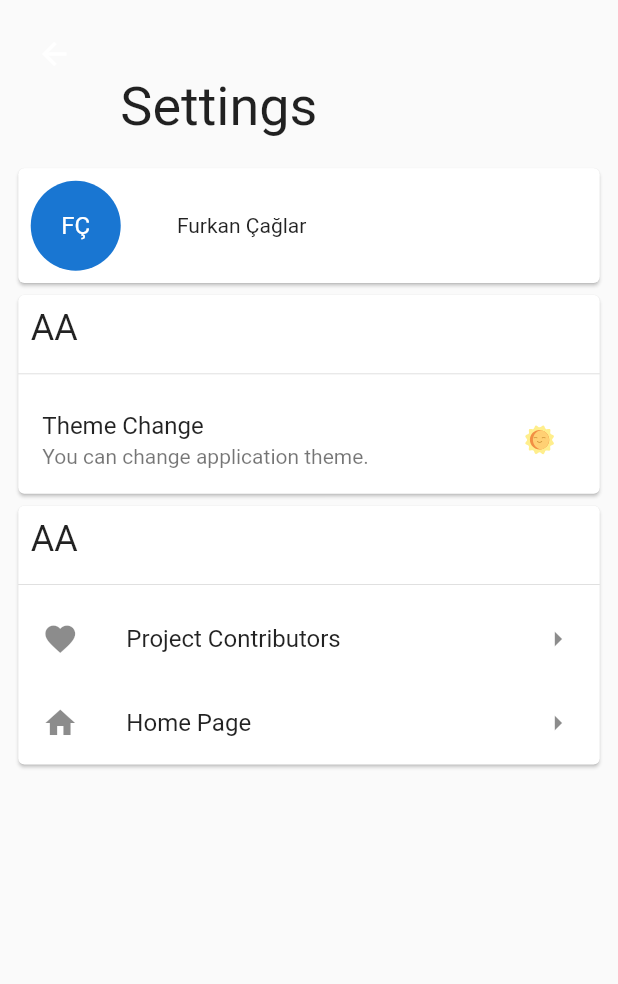
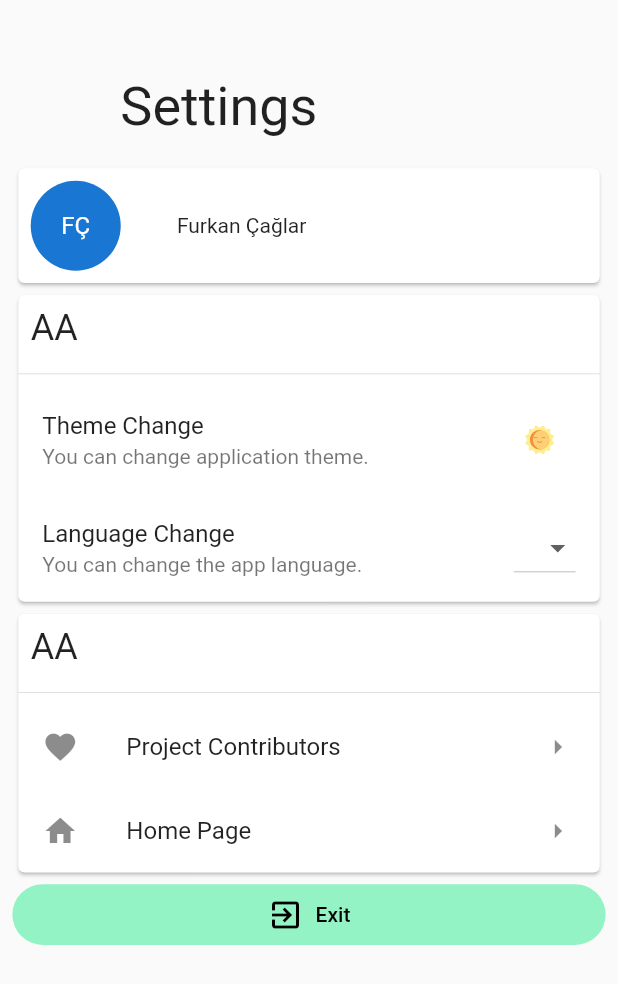
Before and after one commit to furkanagess/fullArchitectureApp, a Flutter app: the SettingsView screen opened directly, on a phone screen of 412 x 824 dp. Shown: the top 984 px of the screen. Run offline on Flutter 3.47's test engine with Material 2 defaults, Android fonts, the light colour scheme and no system bars; our stand-ins replace auto_size_text, flutter_mobx, flutter_svg, lottie, mobx; generated files the repository leaves out were written again.

Commit message:
settings_view

```diff
--- a/lib/main.dart
+++ b/lib/main.dart
@@ -15,7 +15,7 @@
     return MaterialApp(
       debugShowCheckedModeBanner: false,
       title: 'Material App',
-      home: OnBoardView(),
+      home: SettingsView(),
       theme: ThemeData.light(),
     );
   }
--- a/lib/view/settings/view/settings_view.dart
+++ b/lib/view/settings/view/settings_view.dart
@@ -28,7 +28,35 @@
             slivers: [
               buildSliverAppBar(context),
               buildCardUser(context, viewModel).toSliver,
-              buildCardHeader(context, viewModel,
+              buildCardHeaderCore(context, viewModel).toSliver,
+              buildCardAbout(context, viewModel).toSliver,
+              TextButton.icon(
+                style: ButtonStyle(
+                  shape: MaterialStateProperty.all(StadiumBorder()),
+                  padding: MaterialStateProperty.all(context.paddingLow),
+                  backgroundColor: MaterialStateProperty.all(
+                    context.colors.onPrimary.withOpacity(0.7),
+                  ),
+                ),
+                onPressed: () {},
+                icon: Icon(
+                  Icons.exit_to_app_outlined,
+                  color: context.colors.primary,
+                ),
+                label: Text(
+                  "Exit",
+                  style: TextStyle(color: context.colors.primary),
+                ),
+              ).toSliver,
+            ],
+          ),
+        ),
+      ),
+    );
+  }
+
+  Widget buildCardHeaderCore(BuildContext context, SettingsViewModel viewModel) {
+    return buildCardHeader(context, viewModel,
         children: [
           ListTile(
             title: Text(AppStrings.instance.theme),
@@ -43,15 +71,25 @@
               //       : Icon(Icons.wb_sunny),
             ),
           ),
+          ListTile(
+            title: Text("Language Change"),
+            subtitle: Text("You can change the app language."),
+            trailing: DropdownButton<int>(
+              items: [
+                DropdownMenuItem(
+                  child: Text("tr"),
+                  value: 1,
+                ),
+                DropdownMenuItem(
+                  child: Text("en"),
+                  value: 2,
+                ),
               ],
-                      title: "AA")
-                  .toSliver,
-              buildCardAbout(context, viewModel).toSliver,
-            ],
+              onChanged: (value) {},
             ),
           ),
-      ),
-    );
+        ],
+        title: "AA");
   }
 
   Widget buildCardHeader(BuildContext context, SettingsViewModel viewModel, {required List<Widget> children, required String title}) {
```
Lines whose indentation alone changed are shown as unchanged.
